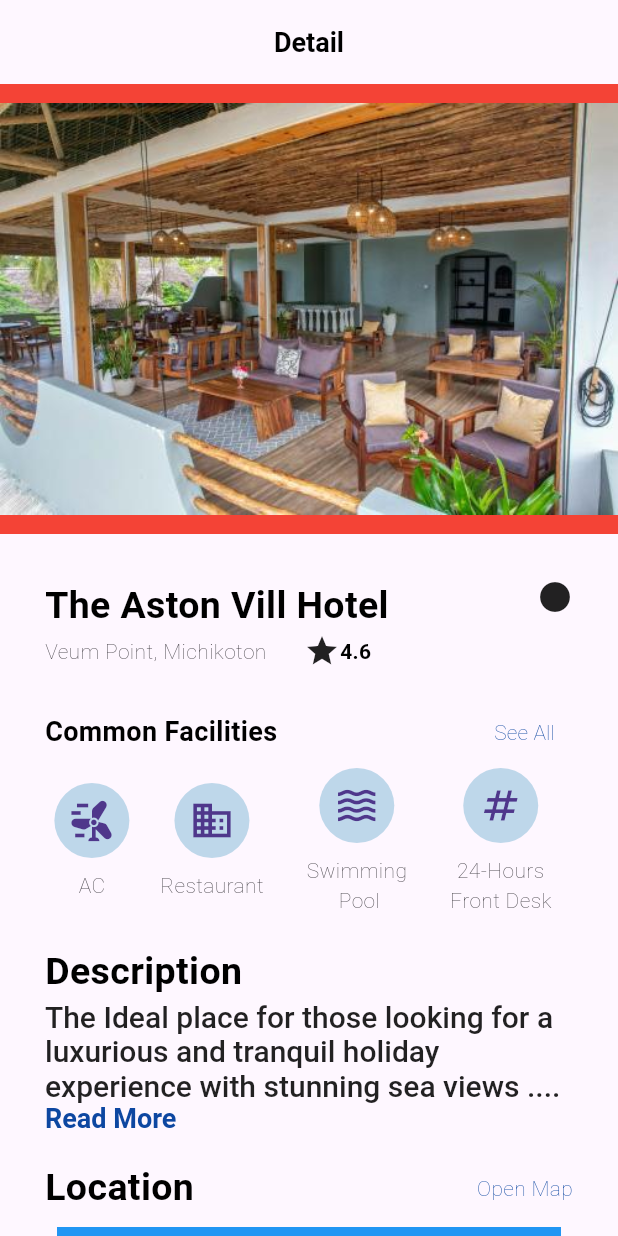
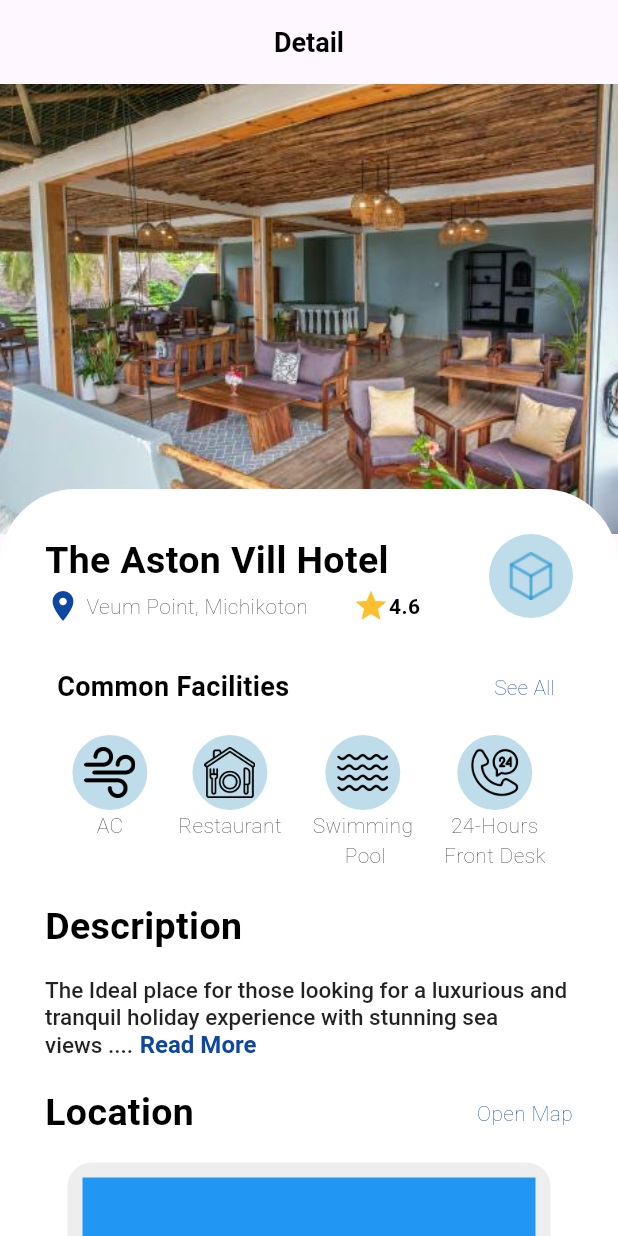
Before and after one commit to aayampokharel/flutter_internship_challenge, a Flutter app: the screen it shows after launch, on a phone screen of 412 x 824 dp. Run offline on Flutter 3.47's test engine with Material 3 defaults, Android fonts, the light colour scheme and no system bars.

Commit message:
added colors and maintained sizes

```diff
--- a/lib/circular_icon.dart
+++ b/lib/circular_icon.dart
@@ -1,24 +1,19 @@
 import 'package:flutter/material.dart';
 import 'package:flutter_internship_challenge/text_formatting.dart';
 
-Column circularIcon(IconData icon, String text) {
+Column circularIcon(String image, String text) {
   return Column(
     children: [
       CircleAvatar(
         radius: 25,
         backgroundColor: const Color.fromARGB(86, 65, 152, 192),
         child: IconButton(
-          icon: Icon(
-            icon,
-            size: 30,
-          ),
+          iconSize: 25,
+          icon: Image.asset(image),
           onPressed: () {},
         ),
       ),
-      Padding(
-        padding: const EdgeInsets.fromLTRB(8.0, 8.0, 8.0, 20.0),
-        child: stringLightColored(text),
-      ),
+      stringLightColored(text),
     ],
   );
 }
--- a/lib/detail_card.dart
+++ b/lib/detail_card.dart
@@ -13,6 +13,11 @@ class Detail_Card extends StatelessWidget {
   @override
   Widget build(BuildContext context) {
     return Container(
+      decoration: BoxDecoration(
+        borderRadius: BorderRadius.circular(50),
+        color: Colors.white,
+      ),
+      height: 1300,
       width: double.infinity,
       child: Padding(
         padding: EdgeInsets.all(30.0),
@@ -35,23 +40,39 @@ class Detail_Card extends StatelessWidget {
                       child: Row(
                         children: [
                           //! icon to be added .
-                          stringLightColored("Veum Point, Michikoton"),
-                          SizedBox(width: 25),
-                          Icon(Icons.star),
+                          Icon(Icons.location_on, color: Colors.blue[900]),
+                          stringLightColored(" Veum Point, Michikoton"),
+                          SizedBox(width: 30),
+                          Icon(Icons.star, color: Colors.yellow[700]),
                           stringBold("4.6", size: 14),
                         ],
                       ),
                     ),
                   ],
                 ),
-                Icon(Icons.circle),
+                Container(
+                  padding: EdgeInsets.all(3.0), // Add padding around the image
+                  decoration: BoxDecoration(
+                    color: const Color.fromARGB(
+                        86, 65, 152, 192), // Circle background color
+                    shape: BoxShape.circle, // Makes the container circular
+                  ),
+                  child: Image.asset(
+                    "images/cube.png",
+                    width: 50,
+                    height: 50,
+                  ),
+                )
               ],
             ), //@ end of aston vill hotel Row .
             Row(
               mainAxisAlignment: MainAxisAlignment.spaceBetween,
               children: [
                 // Wrap the "Common Facilities" text with an Expanded widget
-                stringBold("Common Facilities"),
+                Padding(
+                  padding: const EdgeInsets.all(8.0),
+                  child: stringBold("Common Facilities"),
+                ),
                 // Wrap the "See All" text with an Expanded widget
                 TextButton(
                   onPressed: () {},
@@ -63,21 +84,26 @@ class Detail_Card extends StatelessWidget {
               ],
             ),
 
-            Row(
+            Padding(
+              padding: const EdgeInsets.fromLTRB(8.0, 8.0, 8.0, 20.0),
+              child: Row(
+                crossAxisAlignment: CrossAxisAlignment.start,
                 mainAxisAlignment: MainAxisAlignment.spaceAround,
                 children: [
-                circularIcon(Icons.wind_power, "AC"),
-                circularIcon(Icons.business_outlined, "Restaurant"),
-                circularIcon(Icons.waves_outlined, "Swimming\n Pool"),
-                circularIcon(Icons.numbers, "24-Hours \nFront Desk"),
+                  circularIcon("images/wind.png", "AC"),
+                  circularIcon("images/restaurant.png", "Restaurant"),
+                  circularIcon("images/water-waves.png", "Swimming\n Pool"),
+                  circularIcon(
+                      "images/twenty_four.png", "24-Hours \nFront Desk"),
                 ],
+              ),
             ),
 
             //@end of Row of icons .
             stringBold("Description", size: 25),
 
             Padding(
-              padding: const EdgeInsets.fromLTRB(0, 0, 0, 18),
+              padding: const EdgeInsets.fromLTRB(0, 15, 0, 18),
               child: RichText(
                 text: TextSpan(
                   children: [
@@ -85,7 +111,7 @@ class Detail_Card extends StatelessWidget {
                       text:
                           'The Ideal place for those looking for a luxurious and tranquil holiday experience with stunning sea views ....',
                       style: TextStyle(
-                        fontSize: 20,
+                        fontSize: 15,
                         color: Colors.black87,
                         fontWeight: FontWeight.w500,
                       ),
@@ -96,7 +122,7 @@ class Detail_Card extends StatelessWidget {
                     TextSpan(
                       text: 'Read More',
                       style: TextStyle(
-                        fontSize: 18,
+                        fontSize: 16,
                         color: Colors.blue[900],
                         fontWeight: FontWeight.bold,
                       ),
@@ -120,22 +146,34 @@ class Detail_Card extends StatelessWidget {
               ],
             ),
             Padding(
-              padding: const EdgeInsets.all(8.0),
+              padding: const EdgeInsets.all(15.0),
               child: Container(
+                padding: EdgeInsets.fromLTRB(10, 10, 10, 20),
+                decoration: BoxDecoration(
+                  color: Colors.grey[200],
+                  borderRadius: BorderRadius.circular(16), // Rounded corners
+                ),
+                child: Column(
+                  children: [
+                    Container(
                       color: Colors.blue,
                       child: Center(child: Text("google map pic ")),
                       height: 200,
                       width: double.infinity,
                     ),
-            ),
                     Row(
                       mainAxisAlignment: MainAxisAlignment.center,
                       children: [
-                Icon(Icons.location_on),
+                        Icon(Icons.location_on, color: Colors.blue[900]),
                         stringLightColored("9175 Chestnut StreetRome,NY 13440",
                             color: Colors.grey),
                       ],
                     ),
+                  ],
+                ),
+              ),
+            ),
+
             Padding(
               padding: const EdgeInsets.fromLTRB(0, 25, 0, 15),
               child: Row(
--- a/lib/main.dart
+++ b/lib/main.dart
@@ -26,19 +26,33 @@ class DetailPage extends StatelessWidget {
         title: stringBold("Detail"),
         centerTitle: true,
       ),
-        body: SingleChildScrollView(
+      body: SafeArea(
+        child: SingleChildScrollView(
           child: Column(
             children: [
-              //img
-              //container content
-              Container(
+              Stack(
+                clipBehavior: Clip.none,
+                children: [
+                  SizedBox(height: 1650), //@ base layer in stack .
+                  Image.asset(
+                    "images/lounge.jpg",
                     width: double.infinity,
                     height: 300,
-                  color: Colors.red,
-                  child: Image.asset("images/lounge.jpg")),
-              Detail_Card(),
+                    fit: BoxFit.cover,
+                  ),
+
+                  Positioned(
+                    top: 270,
+                    left: 0,
+                    right: 0,
+                    child: Detail_Card(),
+                  ),
                 ],
               ),
-        ));
+            ],
+          ),
+        ),
+      ),
+    );
   }
 }
--- a/lib/personal_review.dart
+++ b/lib/personal_review.dart
@@ -16,7 +16,13 @@ Widget personalReview(
       ),
       trailing: Row(
         mainAxisSize: MainAxisSize.min,
-        children: [Icon(Icons.star), stringBold(rating)],
+        children: [
+          Icon(
+            Icons.star,
+            color: Colors.yellow[700],
+          ),
+          stringBold(rating)
+        ],
       ),
       onTap: () {});
 }
--- a/lib/recommendation_card.dart
+++ b/lib/recommendation_card.dart
@@ -22,14 +22,14 @@ Widget recommendation_card(
             Row(
               mainAxisAlignment: MainAxisAlignment.start,
               children: [
-                Icon(Icons.location_on),
+                Icon(Icons.location_on, color: Colors.blueGrey),
                 stringLightColored(place),
               ],
             ),
             SizedBox(width: 100),
             Row(
               children: [
-                Icon(Icons.star),
+                Icon(Icons.star, color: Colors.yellow[700]),
                 stringLightColored(rating, color: Colors.yellow[900]),
                 stringLightColored("(532)"),
                 SizedBox(width: 12),
```
Also changed, not shown: images/cube.png (renamed from images/3d-cube.png), images/twenty_four.png (renamed from images/24-hours.png). Lines whose indentation alone changed are shown as unchanged.
